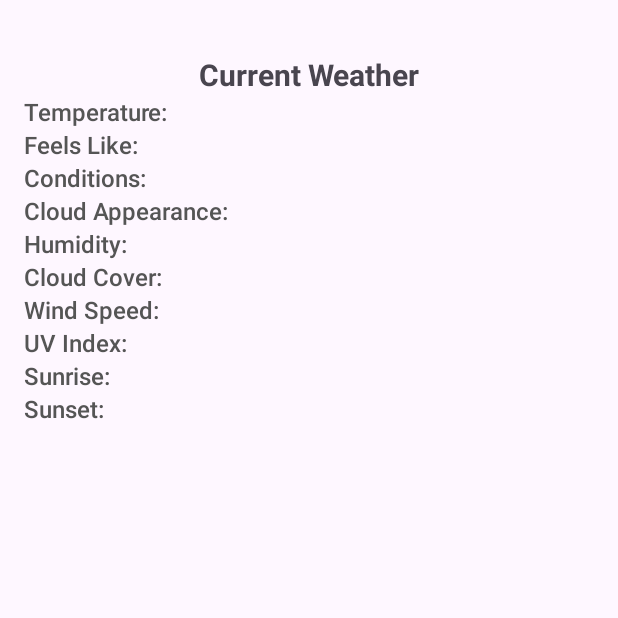
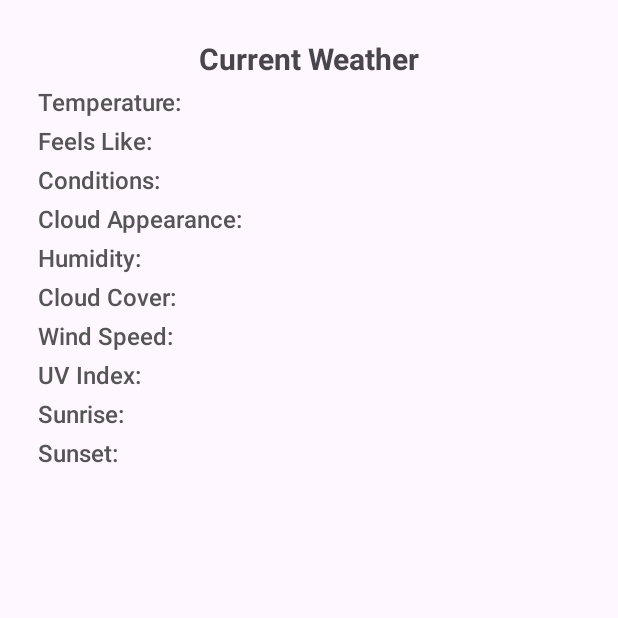
Before and after one commit to mahmoudkhai/Weather-Tracking-App, an Android app: the screen it shows after launch (MainActivity), on a phone screen of 412 x 824 dp, the top half of it. Run offline under Robolectric (Android 15) with nearby library versions, the phone set to English and light mode, and no system bars; network calls fail.

Commit message:
implemented Observer pattern to notify the subscriber with new updates (loading-success-error)
added error message

added loading feature.

```diff
--- a/app/build.gradle.kts
+++ b/app/build.gradle.kts
@@ -9,7 +9,7 @@ android {
 
     defaultConfig {
         applicationId = "com.example.weathertrackingapp"
-        minSdk = 24
+        minSdk = 26
         targetSdk = 35
         versionCode = 1
         versionName = "1.0"
--- a/app/src/main/java/com/example/weathertrackingapp/common/appState/ResultState.kt
+++ b/app/src/main/java/com/example/weathertrackingapp/common/customState/ResultState.kt
@@ -1,4 +1,4 @@
-package com.example.weathertrackingapp.common.appState
+package com.example.weathertrackingapp.common.customState
 
 import com.example.weathertrackingapp.common.weatherException.CustomException
 
--- a/app/src/main/java/com/example/weathertrackingapp/common/weatherException/CustomException.kt
+++ b/app/src/main/java/com/example/weathertrackingapp/common/weatherException/CustomException.kt
@@ -5,7 +5,7 @@ sealed class CustomException() : Exception() {
     sealed class NetworkException() : CustomException() {
         data class UnKnownNetworkException(override val message: String) : CustomException()
         data object UnAuthorizedException : NetworkException()
-        data object PoorInternetConnectionException : NetworkException()
+        data object NoInternetConnection : NetworkException()
         data object NotFoundException : NetworkException()
         data object BadRequestException : NetworkException()
         data object InternalServerErrorException : NetworkException()
--- a/app/src/main/java/com/example/weathertrackingapp/data/dataSources/remote/WeatherRemoteDSImpl.kt
+++ b/app/src/main/java/com/example/weathertrackingapp/data/dataSources/remote/WeatherRemoteDSImpl.kt
@@ -13,7 +13,6 @@ import java.time.LocalDate
 
 class WeatherRemoteDSImpl(private val api: ApiService) : WeatherRemoteDS {
 
-    @RequiresApi(Build.VERSION_CODES.O)
     override fun getCurrentWeather(weatherRequest: WeatherRequest): CurrentConditionsDto {
         Log.d(TAG, "getCurrentWeather: from weather remote dataSource")
         return api.getCurrentWeatherConditions(
--- a/app/src/main/java/com/example/weathertrackingapp/data/dataSources/remote/apiService/ApiServiceImpl.kt
+++ b/app/src/main/java/com/example/weathertrackingapp/data/dataSources/remote/apiService/ApiServiceImpl.kt
@@ -87,7 +87,7 @@ class ApiServiceImpl : ApiService {
         } catch (e: JSONException) {
             throw CustomException.DataException.ParsingException()
         } catch (e: IOException) {
-            throw CustomException.NetworkException.PoorInternetConnectionException
+            throw CustomException.NetworkException.NoInternetConnection
         } catch (e: Exception) {
             throw CustomException.NetworkException.UnKnownNetworkException("Unknown error: ${e.message}")
         }finally {
--- /dev/null
+++ b/app/src/main/java/com/example/weathertrackingapp/domain/useCase/UseCaseObserver.kt
@@ -0,0 +1,7 @@
+package com.example.weathertrackingapp.domain.useCase
+
+import com.example.weathertrackingapp.common.customState.ResultState
+
+interface UseCaseObserver<T> {
+    fun onUpdate(resultState:ResultState<T>)
+}
--- a/app/src/main/java/com/example/weathertrackingapp/presentation/presentationUtil/LocationUtil.kt
+++ b/app/src/main/java/com/example/weathertrackingapp/presentation/presentationUtil/LocationUtil.kt
@@ -1,6 +1,6 @@
 package com.example.weathertrackingapp.presentation.presentationUtil
 
-import com.example.weathertrackingapp.common.appState.ResultState
+import com.example.weathertrackingapp.common.customState.ResultState
 import com.example.weathertrackingapp.domain.model.LatLong
 import com.google.android.gms.location.FusedLocationProviderClient
 
@@ -17,6 +17,6 @@ import com.google.android.gms.location.FusedLocationProviderClient
  */
 interface LocationUtil {
     fun setFusedLocationClient(fusedLocationClient: FusedLocationProviderClient)
-    fun requestFreshLocation(callBack: (ResultState<LatLong>) -> Unit)
+    fun requestFreshLocation(callBack: (LatLong) -> Unit)
     fun destroyFusedLocationClient()
 }
--- a/app/src/main/java/com/example/weathertrackingapp/presentation/presentationUtil/LocationUtilImpl.kt
+++ b/app/src/main/java/com/example/weathertrackingapp/presentation/presentationUtil/LocationUtilImpl.kt
@@ -2,7 +2,7 @@ package com.example.weathertrackingapp.presentation.presentationUtil
 
 import android.Manifest
 import androidx.annotation.RequiresPermission
-import com.example.weathertrackingapp.common.appState.ResultState
+import com.example.weathertrackingapp.common.customState.ResultState
 import com.example.weathertrackingapp.common.weatherException.CustomException
 import com.example.weathertrackingapp.domain.model.LatLong
 import com.google.android.gms.location.FusedLocationProviderClient
@@ -20,22 +20,20 @@ class LocationUtilImpl() : LocationUtil {
 
 
     @RequiresPermission(allOf = [Manifest.permission.ACCESS_FINE_LOCATION, Manifest.permission.ACCESS_COARSE_LOCATION])
-    override fun requestFreshLocation(callBack: (ResultState<LatLong>) -> Unit) {
+    override fun requestFreshLocation(callBack: (LatLong) -> Unit) {
         val cancellationTokenSource = CancellationTokenSource()
         fusedLocationClient?.getCurrentLocation(
             Priority.PRIORITY_HIGH_ACCURACY, cancellationTokenSource.token
         )?.addOnSuccessListener { location ->
             if (location != null) {
-                callBack(ResultState.Success(LatLong(location.latitude, location.longitude)))
+                callBack(LatLong(location.latitude, location.longitude))
             } else {
-                ResultState.Failure(CustomException.LocationException.UnKnownLocationException("Location is null"))
+                throw CustomException.LocationException.UnKnownLocationException("Location is null")
                 // Maybe inform user to try again / move outdoors
             }
         }?.addOnFailureListener { exception ->
-            ResultState.Failure(
-                CustomException.LocationException.UnKnownLocationException(
-                    exception.message ?: "Unknown error"
-                )
+            throw CustomException.LocationException.UnKnownLocationException(
+                exception.message ?: "Unknown error"
             )
         }
     }
--- a/app/src/main/res/layout/fragment_current_weather.xml
+++ b/app/src/main/res/layout/fragment_current_weather.xml
@@ -3,8 +3,17 @@
     xmlns:tools="http://schemas.android.com/tools"
     android:layout_width="match_parent"
     android:layout_height="match_parent"
-    android:layout_marginTop="20dp"
-    android:padding="16dp">
+    android:padding="25dp">
+
+    <ProgressBar
+        android:id="@+id/progress_bar"
+        android:layout_width="wrap_content"
+        android:layout_height="wrap_content"
+        android:visibility="gone"
+        app:layout_constraintBottom_toBottomOf="parent"
+        app:layout_constraintEnd_toEndOf="parent"
+        app:layout_constraintStart_toStartOf="parent"
+        app:layout_constraintTop_toTopOf="parent" />
 
     <androidx.constraintlayout.widget.Guideline
         android:id="@+id/guideline30"
@@ -27,8 +36,6 @@
     <TextView
         android:id="@+id/labelTemperature"
         style="@style/WeatherLabelStyle"
-        android:layout_width="wrap_content"
-        android:layout_height="wrap_content"
         android:text="@string/temperature"
         app:layout_constraintBaseline_toBaselineOf="@id/tvTemperature"
         app:layout_constraintStart_toStartOf="parent"
@@ -44,8 +51,6 @@
     <TextView
         android:id="@+id/labelFeelsLike"
         style="@style/WeatherLabelStyle"
-        android:layout_width="wrap_content"
-        android:layout_height="wrap_content"
         android:text="@string/feels_like"
         app:layout_constraintBaseline_toBaselineOf="@id/tvFeelsLike"
         app:layout_constraintStart_toStartOf="parent"
@@ -61,8 +66,6 @@
     <TextView
         android:id="@+id/labelConditions"
         style="@style/WeatherLabelStyle"
-        android:layout_width="wrap_content"
-        android:layout_height="wrap_content"
         android:text="@string/conditions"
         app:layout_constraintBaseline_toBaselineOf="@id/tvConditions"
         app:layout_constraintStart_toStartOf="parent"
@@ -78,8 +81,6 @@
     <TextView
         android:id="@+id/labelIcon"
         style="@style/WeatherLabelStyle"
-        android:layout_width="wrap_content"
-        android:layout_height="wrap_content"
         android:text="@string/icon"
         app:layout_constraintBaseline_toBaselineOf="@id/tvIcon"
         app:layout_constraintStart_toStartOf="parent"
@@ -95,8 +96,6 @@
     <TextView
         android:id="@+id/labelHumidity"
         style="@style/WeatherLabelStyle"
-        android:layout_width="wrap_content"
-        android:layout_height="wrap_content"
         android:text="@string/humidity"
         app:layout_constraintBaseline_toBaselineOf="@id/tvHumidity"
         app:layout_constraintStart_toStartOf="parent"
@@ -112,8 +111,6 @@
     <TextView
         android:id="@+id/labelCloudCover"
         style="@style/WeatherLabelStyle"
-        android:layout_width="wrap_content"
-        android:layout_height="wrap_content"
         android:text="@string/cloud_cover"
         app:layout_constraintBaseline_toBaselineOf="@id/tvCloudCover"
         app:layout_constraintStart_toStartOf="parent"
@@ -129,8 +126,6 @@
     <TextView
         android:id="@+id/labelWindSpeed"
         style="@style/WeatherLabelStyle"
-        android:layout_width="wrap_content"
-        android:layout_height="wrap_content"
         android:text="@string/wind_speed"
         app:layout_constraintBaseline_toBaselineOf="@id/tvWindSpeed"
         app:layout_constraintStart_toStartOf="parent"
@@ -146,8 +141,6 @@
     <TextView
         android:id="@+id/labelUvIndex"
         style="@style/WeatherLabelStyle"
-        android:layout_width="wrap_content"
-        android:layout_height="wrap_content"
         android:text="@string/uv_index"
         app:layout_constraintBaseline_toBaselineOf="@id/tvUvIndex"
         app:layout_constraintStart_toStartOf="parent"
@@ -163,8 +156,6 @@
     <TextView
         android:id="@+id/labelSunrise"
         style="@style/WeatherLabelStyle"
-        android:layout_width="wrap_content"
-        android:layout_height="wrap_content"
         android:text="@string/sunrise"
         app:layout_constraintBaseline_toBaselineOf="@id/tvSunrise"
         app:layout_constraintStart_toStartOf="parent"
@@ -180,8 +171,6 @@
     <TextView
         android:id="@+id/labelSunset"
         style="@style/WeatherLabelStyle"
-        android:layout_width="wrap_content"
-        android:layout_height="wrap_content"
         android:text="@string/sunset"
         app:layout_constraintBaseline_toBaselineOf="@id/tvSunset"
         app:layout_constraintStart_toStartOf="parent"
@@ -194,4 +183,11 @@
         app:layout_constraintTop_toBottomOf="@id/tvSunrise"
         tools:text="06:45 PM" />
 
+    <TextView
+        android:id="@+id/errorTextView"
+        style="@style/errorStyle"
+        app:layout_constraintBottom_toBottomOf="parent"
+        app:layout_constraintEnd_toEndOf="parent"
+        app:layout_constraintStart_toStartOf="parent" />
+
 </androidx.constraintlayout.widget.ConstraintLayout>
--- a/app/src/main/res/values/strings.xml
+++ b/app/src/main/res/values/strings.xml
@@ -19,7 +19,21 @@
     <string name="uv_index">UV Index:</string>
     <string name="sunrise">Sunrise:</string>
     <string name="sunset">Sunset:</string>
+
+    <string name="no_internet_connection">No Internet Connection</string>
+    <string name="unknown_network_error">Unknown Network Error</string>
+    <string name="unauthorized_error">Unauthorized</string>
+    <string name="not_found_error">Not Found</string>
+    <string name="bad_request_error">Bad Request</string>
+    <string name="internal_server_error">Internal Server Error</string>
+    <string name="too_many_requests_error">Too Many Requests</string>
+
+    <string name="parsing_error">Parsing or Mapping Error</string>
+    <string name="unknown_location_error">Unknown Location</string>
+
     <!-- TODO: Remove or change this placeholder text -->
     <string name="hello_blank_fragment">Hello blank fragment</string>
+    <string name="general_error">General Error, Talk With Support Team</string>
+    <string name="swipe_to_refresh">Swipe to refresh</string>
 
 </resources>
--- a/app/src/main/res/values/themes.xml
+++ b/app/src/main/res/values/themes.xml
@@ -13,6 +13,16 @@
         <item name="android:textColor">#333333</item>
         <item name="android:textSize">16sp</item>
         <item name="android:textStyle">bold</item>
+        <item name="android:layout_marginVertical">4dp</item>
+        <item name="android:layout_marginBottom">8dp</item>
+    </style>
+    <style name="errorStyle" parent="Widget.MaterialComponents.TextView">
+        <item name="android:layout_width">match_parent</item>
+        <item name="android:layout_height">wrap_content</item>
+        <item name="android:textColor">#FF0000</item>
+        <item name="android:textSize">20sp</item>
+        <item name="android:textStyle">bold</item>
+        <item name="android:layout_marginVertical">4dp</item>
         <item name="android:layout_marginBottom">8dp</item>
     </style>
 
@@ -22,6 +32,7 @@
         <item name="android:textColor">#555555</item>
         <item name="android:textSize">16sp</item>
         <item name="android:textStyle">normal</item>
+        <item name="android:layout_marginVertical">4dp</item>
         <item name="android:fontFamily">sans-serif-medium</item>
     </style>
 
```
Also changed, not shown: app/src/main/java/com/example/weathertrackingapp/domain/useCase/GetCurrentWeatherUseCase.kt (+24 -5 lines), app/src/main/java/com/example/weathertrackingapp/presentation/fragments/CurrentWeatherFragment.kt (+99 -36 lines), 1 other file.
